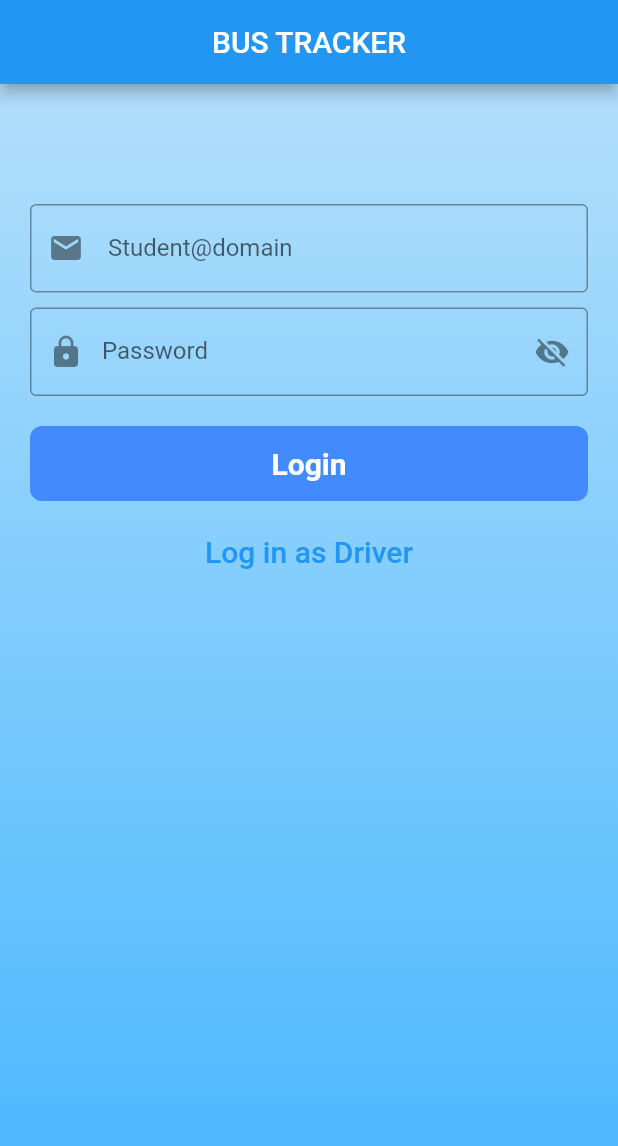
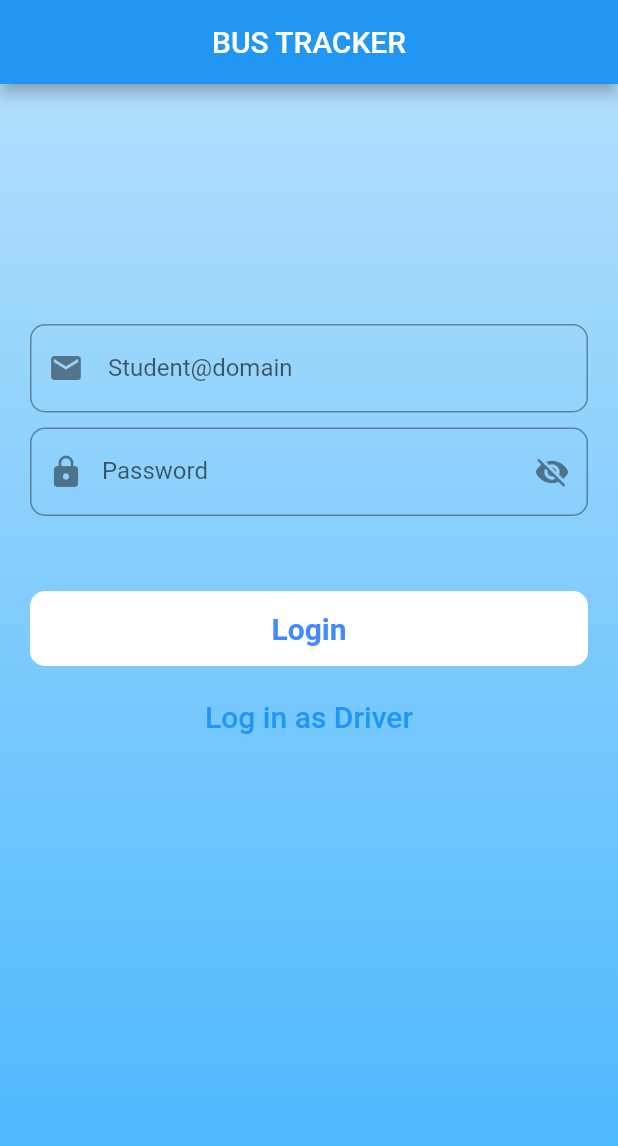
Before and after one commit to top2429/Bus-Tracking-System, a Flutter app: the screen it shows after launch, on a phone screen of 412 x 824 dp. Shown: the top 1146 px of the screen. Run offline on Flutter 3.47's test engine with Material 2 defaults, Android fonts, the phone set to English and light mode, and no system bars; our stand-ins replace cloud_firestore, firebase_auth, firebase_core, flutter_map, geolocator, latlong2 and 1 more; accounts and stored records are empty.

```diff
--- a/src/bus_tracking_system/lib/screen/ui.dart
+++ b/src/bus_tracking_system/lib/screen/ui.dart
@@ -74,17 +74,33 @@ class _UIState extends State<UI> {
                     style: TextStyle(
                       fontSize: 24,
                       fontWeight: FontWeight.bold,
+                      decoration: BoxDecoration(
+                              color: Colors.white,
+                              borderRadius: BorderRadius.circular(10),
+                            ),
                     ),*/
                   ),*/
-                        SizedBox(height: 20),
+
+                          SizedBox(height: 100),
+
+                          /* var  border = OutlineInputBorder(
+                              borderRadius: BorderRadius.circular(18)
+                              borderSide: const BorderSide(color: Colors.white)
+                          )*/
+
                           TextFormField(
                             keyboardType: TextInputType.emailAddress,
                             controller: emailController,
                             decoration: InputDecoration(
-                            labelText:
-                                isStudent ? " Student@domain" : "driver@email",
-                            border: OutlineInputBorder(),
-                            prefixIcon: Icon(Icons.email),
+                              labelText: isStudent
+                                  ? " Student@domain"
+                                  : "driver@email",
+                              focusColor: Colors.white12,
+                              border: OutlineInputBorder(
+                                borderRadius: BorderRadius.circular(10),
+                                borderSide: BorderSide(color: Colors.white),
+                              ),
+                              prefixIcon: const Icon(Icons.email),
                             ),
                             validator: (value) {
                               bool emailValid = RegExp(
@@ -98,14 +114,18 @@ class _UIState extends State<UI> {
                               }
                             },
                           ),
-                        SizedBox(height: 10),
+                          const SizedBox(height: 10),
                           TextFormField(
                             keyboardType: TextInputType.emailAddress,
                             controller: passController,
                             obscureText: passToggle,
                             decoration: InputDecoration(
                               labelText: "Password",
-                            border: OutlineInputBorder(),
+                              border: OutlineInputBorder(
+                                borderRadius: BorderRadius.circular(10),
+                                borderSide:
+                                    const BorderSide(color: Colors.white),
+                              ),
                               prefixIcon: Icon(Icons.lock),
                               suffixIcon: InkWell(
                                   onTap: () {
@@ -125,7 +145,7 @@ class _UIState extends State<UI> {
                               }
                             },
                           ),
-                        SizedBox(height: 20),
+                          SizedBox(height: 50),
                           InkWell(
                             onTap: () {
                               if (_formfield.currentState!.validate()) {
@@ -145,14 +165,14 @@ class _UIState extends State<UI> {
                             child: Container(
                               height: 50,
                               decoration: BoxDecoration(
-                              color: Colors.blueAccent,
-                              borderRadius: BorderRadius.circular(8),
+                                color: Colors.white,
+                                borderRadius: BorderRadius.circular(10),
                               ),
-                            child: Center(
+                              child: const Center(
                                 child: Text(
                                   "Login",
                                   style: TextStyle(
-                                  color: Colors.white,
+                                    color: Colors.blueAccent,
                                     fontSize: 20,
                                     fontWeight: FontWeight.bold,
                                   ),
@@ -168,10 +188,10 @@ class _UIState extends State<UI> {
                                   ? 'Log in as Driver'
                                   : 'Log in as Student',
                               style: TextStyle(fontSize: 20),
+                              selectionColor: Colors.blueAccent,
                             ),
                           ),
-                      ],
-                    ))),
+                        ]))),
               ),
             )
           ]),
```
Also changed, not shown: src/bus_tracking_system/flutter_01.png (added). Lines whose indentation alone changed are shown as unchanged.
